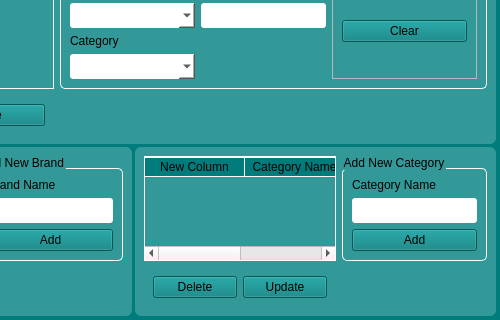
Before: the Qt Designer form ui/products.ui in sarin32/Supermarket-Inventory-and-Sales-Management-System, drawn with Qt 5; both pictures show x 233 to 733 and y 103 to 423 of the 733 by 423 pixel window.
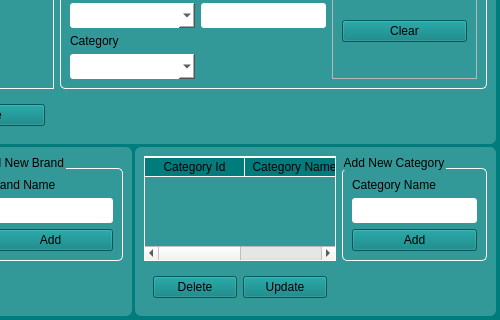
After: the same form once the commit is applied.

Commit message: backend implemented for purchase widget

What changed in the file:
```diff
--- a/ui/products.ui
+++ b/ui/products.ui
@@ -304,7 +304,7 @@
         </attribute>
         <column>
          <property name="text">
-          <string>New Column</string>
+          <string>Category Id</string>
          </property>
         </column>
         <column>
```
The commit also changes 6 other files.
